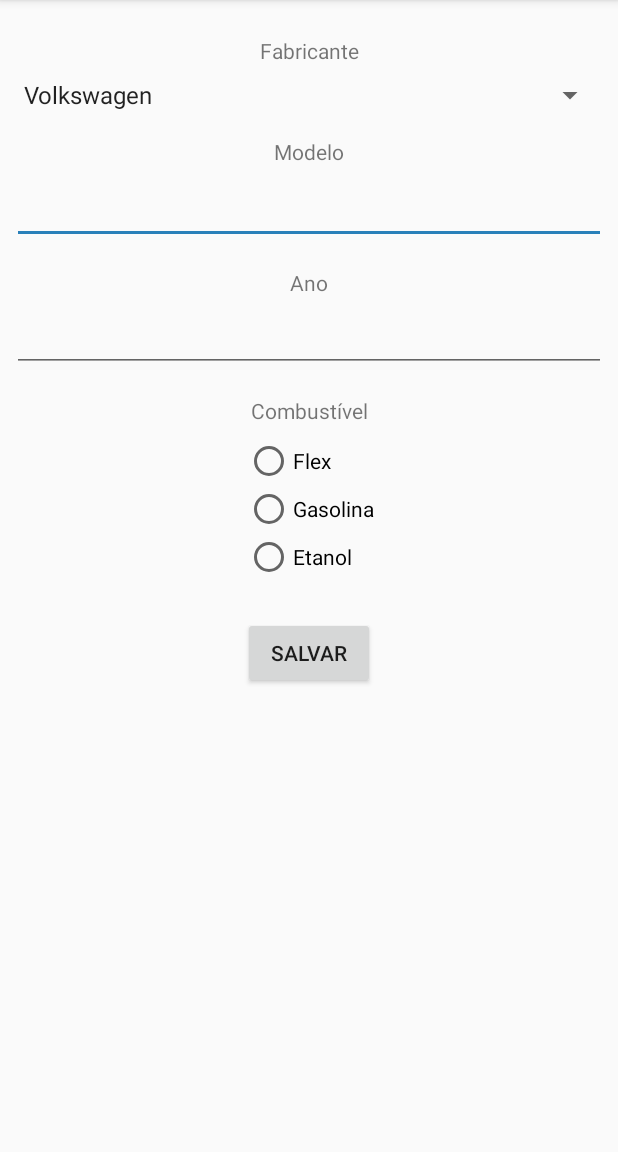
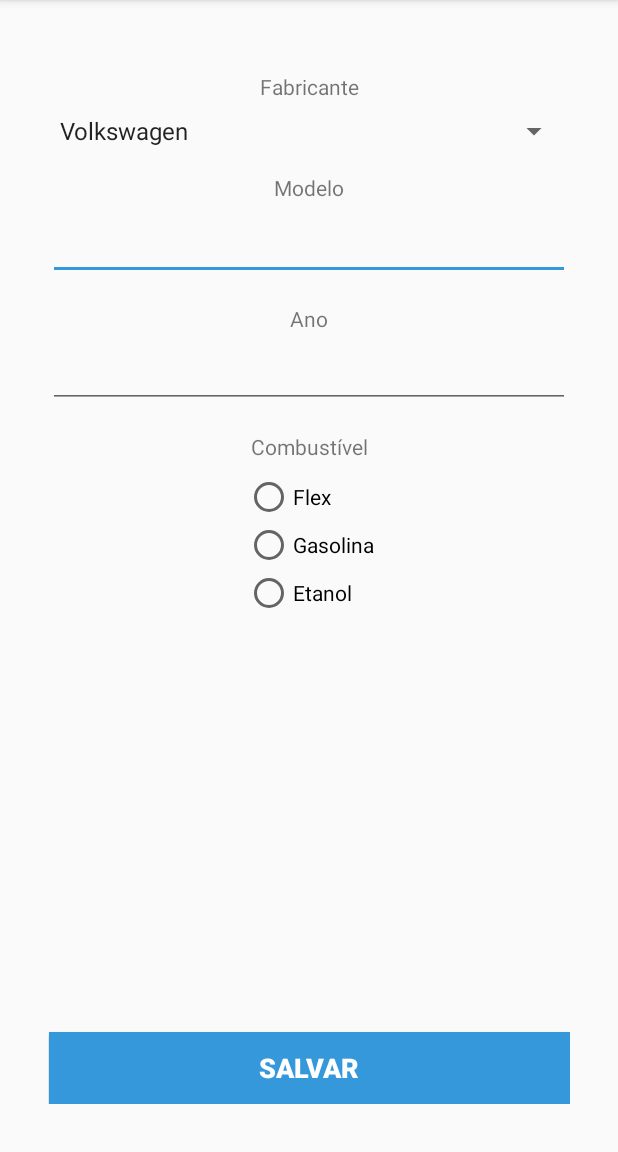
Before and after one commit to gabrielmissio/VeiculosCRUD, an Android app: the IncludeVehicleActivity screen opened directly, with no data from a screen before it, on a phone screen of 412 x 824 dp, the part 84-1236 px from its top. Run offline under Robolectric (Android 15) with nearby library versions, the phone set to English and light mode, and no system bars.

Commit message:
posicionado o botão salvar no final da tela + margem da activity de cadastro

```diff
--- a/app/src/main/res/layout/activity_include_vehicle.xml
+++ b/app/src/main/res/layout/activity_include_vehicle.xml
@@ -4,18 +4,22 @@
     xmlns:tools="http://schemas.android.com/tools"
     android:layout_width="match_parent"
     android:layout_height="match_parent"
+    android:layout_margin="24dp"
     android:padding="8dp"
     tools:context=".IncludeVehicleActivity">
 
     <Button
         android:id="@+id/btnSave"
-        android:layout_width="wrap_content"
+        android:layout_width="347dp"
         android:layout_height="wrap_content"
-        android:layout_marginTop="24dp"
+        android:background="@color/colorPrimary"
         android:text="@string/save"
+        android:textColor="@color/cardview_light_background"
+        android:textSize="18sp"
+        android:textStyle="bold"
+        app:layout_constraintBottom_toBottomOf="parent"
         app:layout_constraintEnd_toEndOf="parent"
-        app:layout_constraintStart_toStartOf="parent"
-        app:layout_constraintTop_toBottomOf="@+id/radioGroupFuel" />
+        app:layout_constraintStart_toStartOf="parent" />
 
     <TextView
         android:id="@+id/textView"
--- a/app/src/main/res/values/colors.xml
+++ b/app/src/main/res/values/colors.xml
@@ -1,6 +1,6 @@
 <?xml version="1.0" encoding="utf-8"?>
 <resources>
-    <color name="colorPrimary">#6200EE</color>
+    <color name="colorPrimary">#3498db</color>
     <color name="colorPrimaryDark">#3700B3</color>
     <color name="colorAccent">#03DAC5</color>
 </resources>
--- a/app/src/main/res/values/styles.xml
+++ b/app/src/main/res/values/styles.xml
@@ -4,7 +4,7 @@
         <!-- Customize your theme here. -->
         <item name="colorPrimary">#3498db</item>
         <item name="colorPrimaryDark">#2980b9</item>
-        <item name="colorAccent">#2980b9</item>
+        <item name="colorAccent">#3498db</item>
     </style>
 
 </resources>
```
